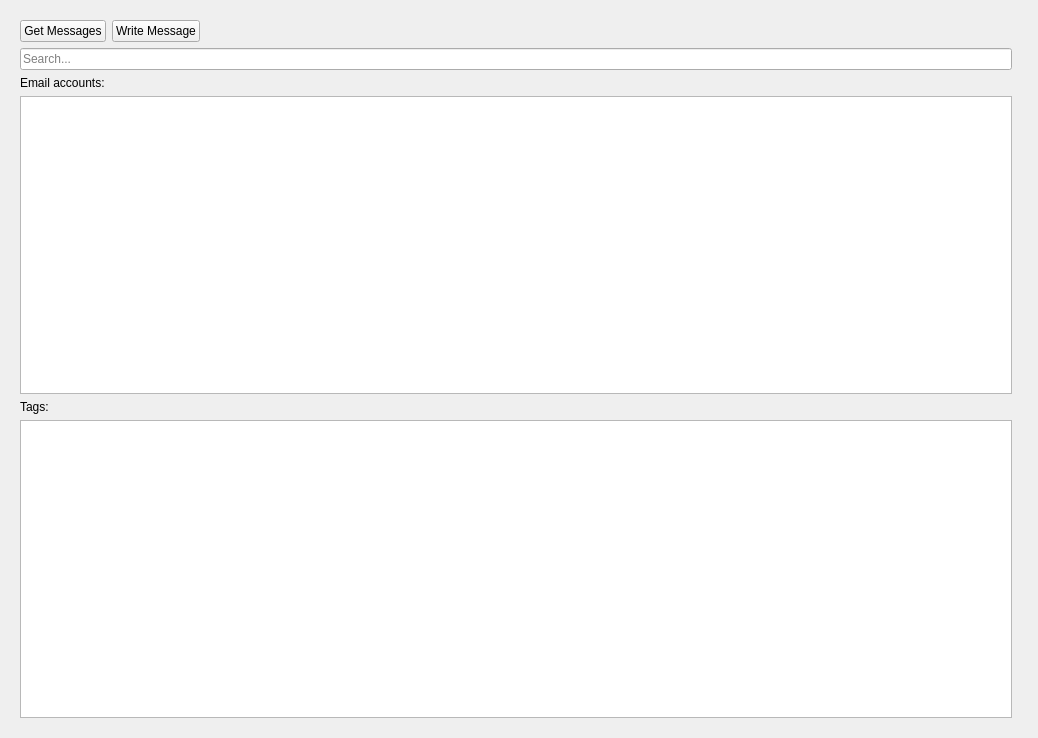
Qt form src/modules/windows/email/EmailContentsWidget.ui (honza-c/otter-browser) before a commit.
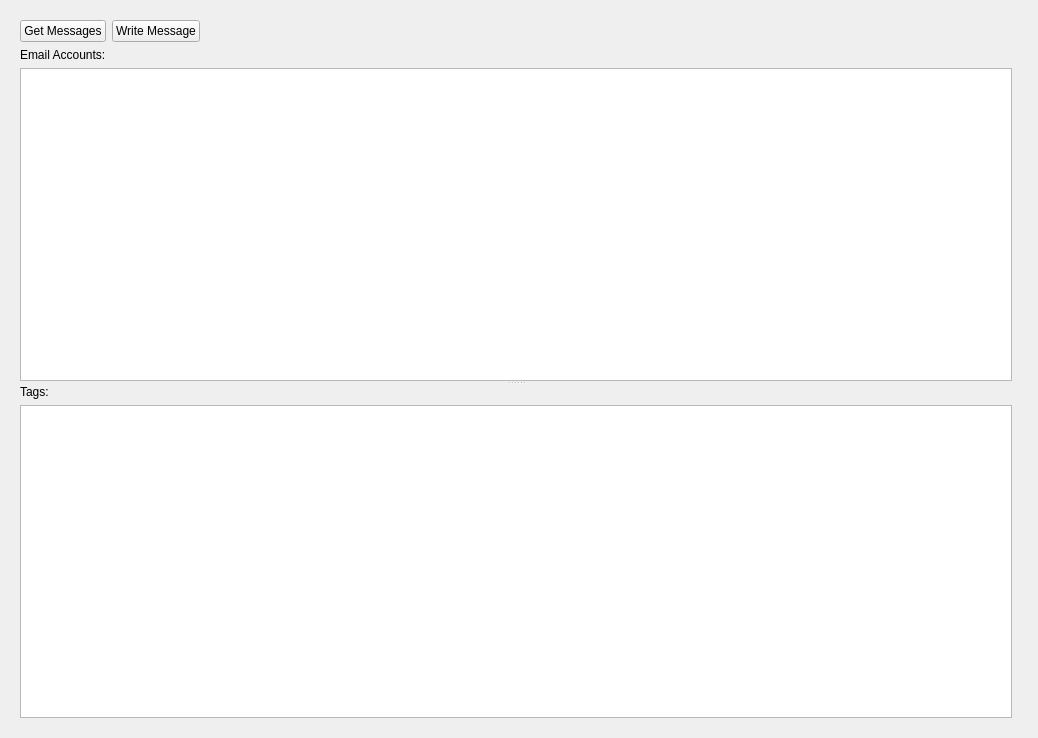
The same form after that commit. Icons and pictures are not drawn. Custom widgets are drawn as their Qt base class.

Commit message: redesigned email sidebar

```diff
--- a/src/modules/windows/email/EmailContentsWidget.ui
+++ b/src/modules/windows/email/EmailContentsWidget.ui
@@ -59,25 +59,36 @@
          </layout>
         </item>
         <item>
-         <widget class="Otter::LineEditWidget" name="filterLineEditWidget">
-          <property name="placeholderText">
-           <string>Search...</string>
+         <widget class="QSplitter" name="inboxFolderTreeAndTagsSplitter">
+          <property name="frameShadow">
+           <enum>QFrame::Plain</enum>
           </property>
-          <property name="clearButtonEnabled">
-           <bool>true</bool>
+          <property name="orientation">
+           <enum>Qt::Vertical</enum>
           </property>
-         </widget>
-        </item>
+          <property name="handleWidth">
+           <number>4</number>
+          </property>
+          <widget class="QWidget" name="layoutWidget">
+           <layout class="QVBoxLayout" name="tagsVerticalLayout">
         <item>
          <widget class="QLabel" name="emailAccountsLabel">
           <property name="text">
-           <string>Email accounts:</string>
+               <string>Email Accounts:</string>
           </property>
          </widget>
         </item>
         <item>
-         <widget class="QTreeView" name="treeView"/>
-        </item>
+             <widget class="Otter::ItemViewWidget" name="inboxFoldersTreeView">
+              <property name="headerHidden">
+               <bool>true</bool>
+              </property>
+             </widget>
+            </item>
+           </layout>
+          </widget>
+          <widget class="QWidget" name="layoutWidget">
+           <layout class="QVBoxLayout" name="inboxFolderTreeVerticalLayout">
         <item>
          <widget class="QLabel" name="tagsLabel">
           <property name="text">
@@ -86,7 +97,11 @@
          </widget>
         </item>
         <item>
-         <widget class="QListView" name="listView"/>
+             <widget class="QListView" name="tagsListView"/>
+            </item>
+           </layout>
+          </widget>
+         </widget>
         </item>
        </layout>
       </widget>
@@ -99,17 +114,17 @@
   </layout>
  </widget>
  <customwidgets>
-  <customwidget>
-   <class>Otter::LineEditWidget</class>
-   <extends>QLineEdit</extends>
-   <header>src/ui/LineEditWidget.h</header>
-  </customwidget>
   <customwidget>
    <class>Otter::EmailContentReaderWidget</class>
    <extends>QWidget</extends>
    <header>src/modules/windows/email/EmailContentReaderWidget.h</header>
    <container>1</container>
   </customwidget>
+  <customwidget>
+   <class>Otter::ItemViewWidget</class>
+   <extends>QTreeView</extends>
+   <header>src/ui/ItemViewWidget.h</header>
+  </customwidget>
  </customwidgets>
  <resources/>
  <connections/>
```
Left out of the diff: 16 changed lines with no effect on the pictures. Lines whose indentation alone changed are shown as unchanged. The commit also changes 1 other file.
